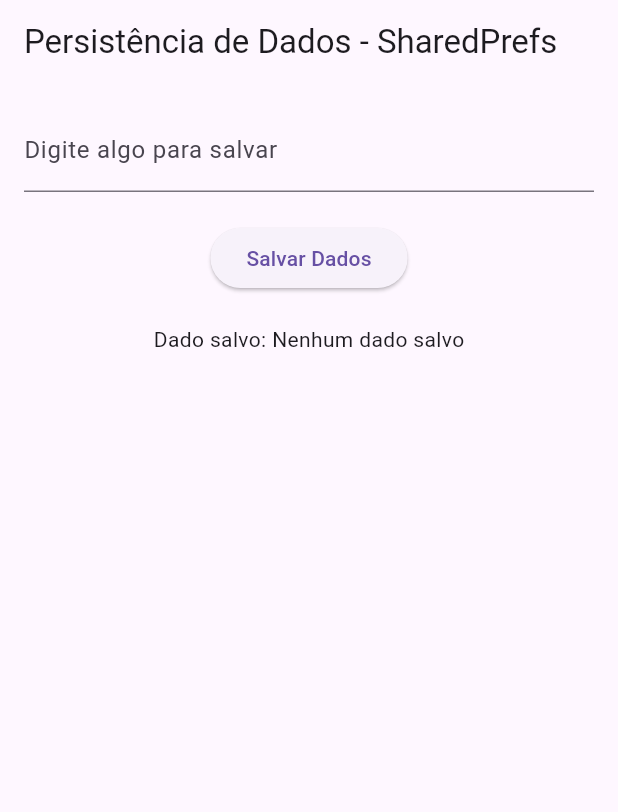
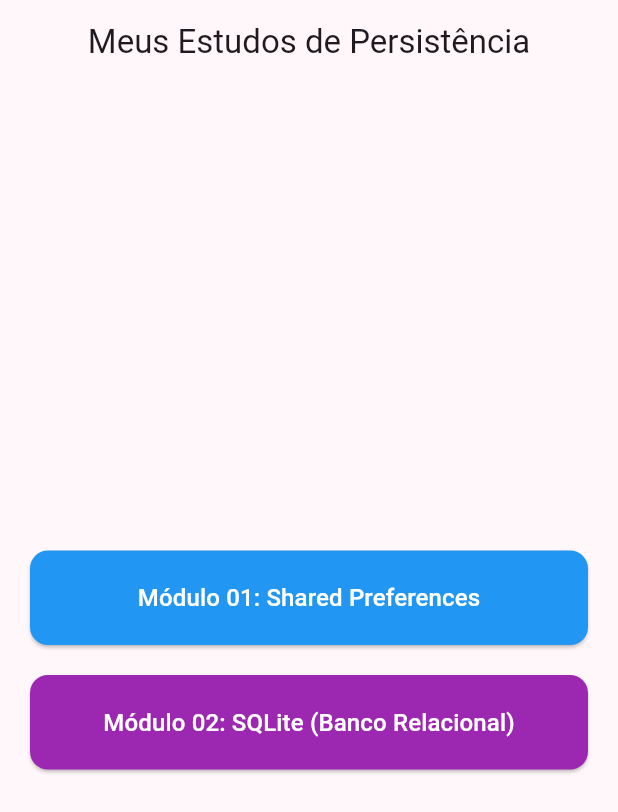
Before and after one commit to BodeXX/flutter-foundations, a Flutter app: the screen it shows after launch, on a phone screen of 412 x 824 dp. Shown: the top 812 px of the screen. Run offline on Flutter 3.47's test engine with Material 3 defaults, Android fonts, the phone set to English and light mode, and no system bars; our stand-ins replace shared_preferences, sqflite, video_player; accounts and stored records are empty.

Commit message:
feat(main): refatoração do MaterialApp e alteração da tela inicial para HomePage

```diff
--- /dev/null
+++ b/03-persistencia_de_dados/lib/02_sqlite/models/item_model.dart
@@ -0,0 +1,16 @@
+class ItemModel {
+  final int? id;
+  final String name;
+
+  ItemModel({this.id, required this.name});
+
+  // Transforma o Objeto em Mapa (para salvar no banco)
+  Map<String, dynamic> toMap() {
+    return {'id': id, 'name': name};
+  }
+
+  // Transforma o Mapa vindo do banco em Objeto (para usar no Flutter)
+  factory ItemModel.fromMap(Map<String, dynamic> map) {
+    return ItemModel(id: map['id'], name: map['name']);
+  }
+}
--- /dev/null
+++ b/03-persistencia_de_dados/lib/home_page.dart
@@ -0,0 +1,64 @@
+import 'package:flutter/material.dart';
+import '01_shared_preferences/shared_pref_screen.dart'; // Ajuste o caminho se necessário
+import '02_sqlite/pages/sqlite_page.dart';
+
+class HomePage extends StatelessWidget {
+  const HomePage({super.key});
+
+  @override
+  Widget build(BuildContext context) {
+    return Scaffold(
+      appBar: AppBar(
+        title: const Text('Meus Estudos de Persistência'),
+        centerTitle: true,
+      ),
+      body: Center(
+        child: Padding(
+          padding: const EdgeInsets.all(20.0),
+          child: Column(
+            mainAxisAlignment: MainAxisAlignment.center,
+            crossAxisAlignment: CrossAxisAlignment.stretch,
+            children: [
+              _buildModuleButton(
+                context,
+                'Módulo 01: Shared Preferences',
+                const SharedPrefScreen(),
+                Colors.blue,
+              ),
+              const SizedBox(height: 20),
+              _buildModuleButton(
+                context,
+                'Módulo 02: SQLite (Banco Relacional)',
+                const SqlitePage(),
+                Colors.purple,
+              ),
+            ],
+          ),
+        ),
+      ),
+    );
+  }
+
+  Widget _buildModuleButton(
+    BuildContext context,
+    String title,
+    Widget page,
+    Color color,
+  ) {
+    return ElevatedButton(
+      style: ElevatedButton.styleFrom(
+        backgroundColor: color,
+        padding: const EdgeInsets.symmetric(vertical: 20),
+        shape: RoundedRectangleBorder(borderRadius: BorderRadius.circular(12)),
+      ),
+      onPressed: () => Navigator.push(
+        context,
+        MaterialPageRoute(builder: (context) => page),
+      ),
+      child: Text(
+        title,
+        style: const TextStyle(color: Colors.white, fontSize: 16),
+      ),
+    );
+  }
+}
--- a/03-persistencia_de_dados/lib/main.dart
+++ b/03-persistencia_de_dados/lib/main.dart
@@ -1,5 +1,5 @@
 import 'package:flutter/material.dart';
-import '01_shared_preferences/shared_pref_screen.dart'; // Import da sua nova tela
+import 'home_page.dart'; // Importa o seu novo menu
 
 void main() {
   runApp(const MyApp());
@@ -11,9 +11,13 @@ class MyApp extends StatelessWidget {
   @override
   Widget build(BuildContext context) {
     return MaterialApp(
-      title: 'Estudos Persistência',
-      theme: ThemeData(primarySwatch: Colors.blue, useMaterial3: true),
-      home: const SharedPrefScreen(), // Chama a tela do módulo 01
+      debugShowCheckedModeBanner: false,
+      title: 'Trilha de Persistência - BodeXX',
+      theme: ThemeData(
+        colorScheme: ColorScheme.fromSeed(seedColor: Colors.purple),
+        useMaterial3: true,
+      ),
+      home: const HomePage(), // Agora a primeira tela é o Menu
     );
   }
 }
```
